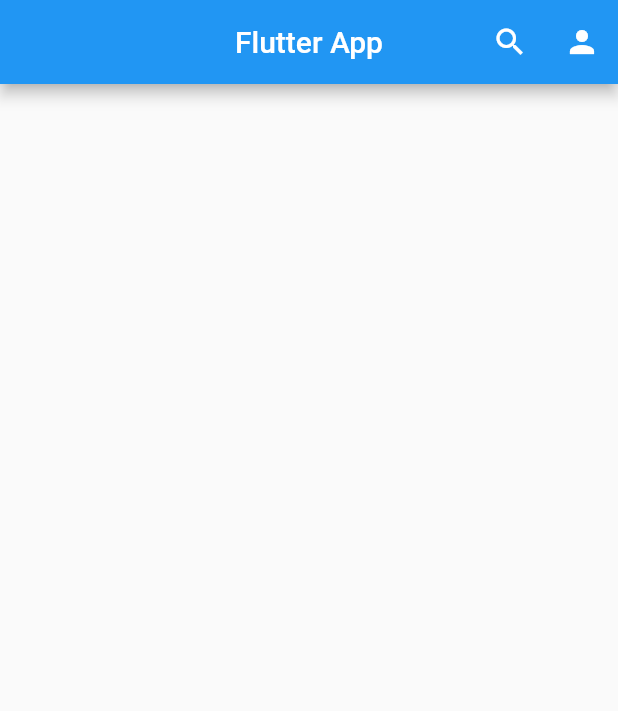
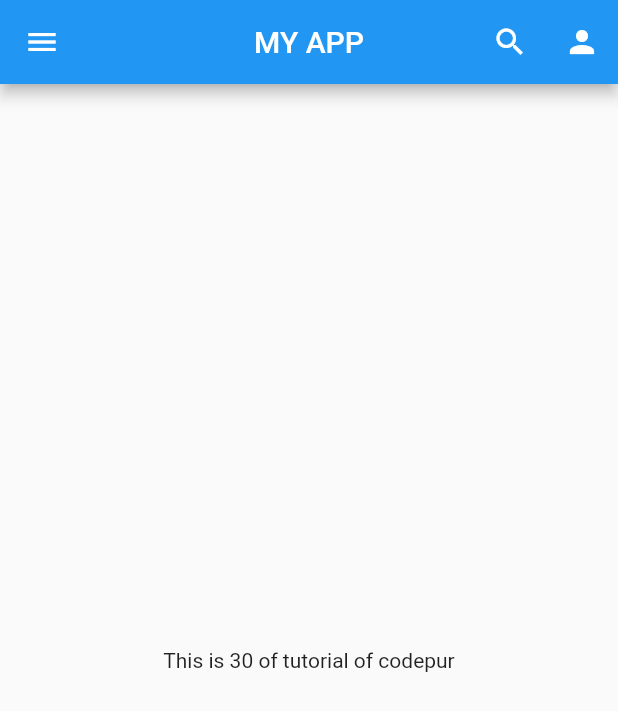
Before and after one commit to Zahedcse/flutter_app1, a Flutter app: the screen it shows after launch, on a phone screen of 412 x 824 dp. Shown: the top 711 px of the screen. Run offline on Flutter 3.47's test engine with Material 2 defaults, Android fonts, the phone set to English and light mode, and no system bars.

Commit message:
day 1 completed

```diff
--- /dev/null
+++ b/lib/homepage.dart
@@ -0,0 +1,41 @@
+import 'package:flutter/material.dart';
+
+class HomePage extends StatelessWidget {
+  final int days = 30;
+  final String name = 'codepur';
+
+  @override
+  Widget build(BuildContext context) {
+    return Scaffold(
+      appBar: AppBar(
+        title: Text('MY APP'),
+        centerTitle: true,
+        actions: [
+          IconButton(
+              onPressed: () {
+                print('search clicked');
+              },
+              icon: Icon(Icons.search)),
+          IconButton(
+              onPressed: () {
+                print('profile clicked');
+              },
+              icon: Icon(Icons.person)),
+        ],
+      ),
+      body: Center(
+        child: Container(
+          child: Text("This is $days of tutorial of $name"),
+        ),
+      ),
+      drawer: Drawer(
+        child: ElevatedButton(
+          onPressed: () {},
+          child: Text('button 1'),
+          style: ButtonStyle(
+              backgroundColor: MaterialStateProperty.all(Colors.red)),
+        ),
+      ),
+    );
+  }
+}
--- a/lib/main.dart
+++ b/lib/main.dart
@@ -1,29 +1,14 @@
 import 'package:flutter/material.dart';
+import 'homepage.dart';
 
 void main() => runApp(MyApp());
 
 class MyApp extends StatelessWidget {
-  const MyApp({Key? key}) : super(key: key);
-
   @override
   Widget build(BuildContext context) {
     return MaterialApp(
       debugShowCheckedModeBanner: false,
-      home: Scaffold(
-        appBar: AppBar(
-          title: Text('Flutter App'),
-          centerTitle: true,
-          actions: [
-            IconButton(
-                onPressed: () {
-                  print('search clicked');
-                },
-                icon: Icon(Icons.search)),
-            IconButton(onPressed: () {}, icon: Icon(Icons.person))
-          ],
-        ),
-
-      ),
+      home: HomePage(),
     );
   }
 }
```
